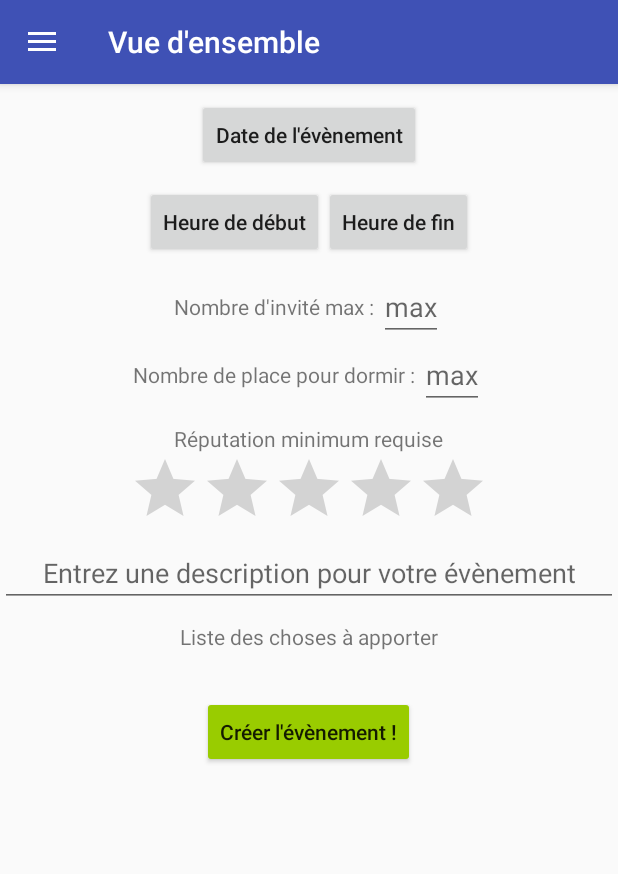
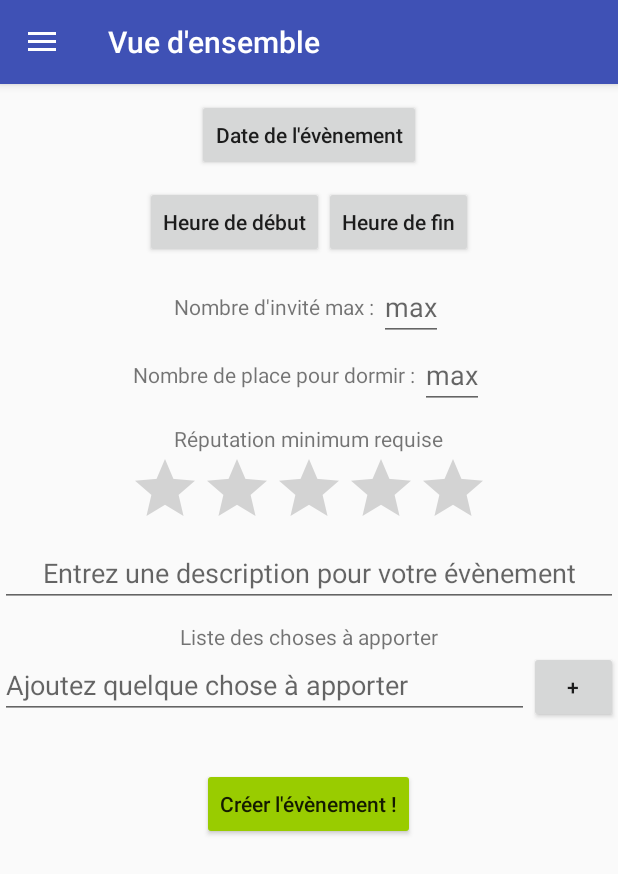
Before and after one commit to Quego/8INF872, an Android app: the fragment CreateEventFragment placed in its activity, on a phone screen of 412 x 824 dp. Shown: the top 874 px of the screen. Run offline under Robolectric (Android 15) with nearby library versions, the phone set to English and light mode, and no system bars; libraries missing offline, so code that uses them is left out: com.facebook, com.facebook.login; 7 statements that could not run were skipped.

Commit message:
add listview for items to bring in createEvent

```diff
--- a/B-For/app/src/main/java/bfor8inf972/b_for/view/Fragments/CreateEventFragment.java
+++ b/B-For/app/src/main/java/bfor8inf972/b_for/view/Fragments/CreateEventFragment.java
@@ -1,6 +1,5 @@
 package bfor8inf972.b_for.view.Fragments;
 
-import android.app.DatePickerDialog;
 import android.content.Context;
 import android.net.Uri;
 import android.os.Bundle;
@@ -9,12 +8,15 @@ import android.view.LayoutInflater;
 import android.view.View;
 import android.view.ViewGroup;
 import android.widget.Button;
-import android.widget.ExpandableListView;
+import android.widget.EditText;
+import android.widget.HeaderViewListAdapter;
 import android.widget.ListView;
+
+import java.util.ArrayList;
 
 import bfor8inf972.b_for.R;
 import bfor8inf972.b_for.Utils.OnClickUtils;
-import bfor8inf972.b_for.view.expandable.ExpandableViewCustomAdapter;
+import bfor8inf972.b_for.view.customViews.RemovableRowAdapter;
 
 public class CreateEventFragment extends Fragment {
 
@@ -43,30 +45,82 @@ public class CreateEventFragment extends Fragment {
         }
     }
 
+    Button date;
+    Button beginHour;
+    Button endHour;
+    RemovableRowAdapter removableRowAdapter;
+    ListView itemsToBring;
+    ArrayList<String> listItems;
 
     @Override
     public View onCreateView(LayoutInflater inflater, ViewGroup container,
                              Bundle savedInstanceState) {
 
+        View myFragmentView = inflater.inflate(R.layout.fragment_create_event, container, false);
 
-        View myFragmentView = inflater.inflate(R.layout.fragment_create_event, container, false);
-        Button date = (Button) myFragmentView.findViewById(R.id.select_date);
-        date.setOnClickListener(new OnClickUtils().createDatePickerListener(getContext(),date));
+        //Handle date button
+        date = (Button) myFragmentView.findViewById(R.id.select_date);
+        date.setOnClickListener(new OnClickUtils().createDatePickerListener(getContext(), date));
 
-        Button  beginHour = (Button) myFragmentView.findViewById(R.id.select_time_start);
-        beginHour.setOnClickListener(new OnClickUtils().createTimePickerListener(getContext(),beginHour));
+        //Handle start Time button
+        beginHour = (Button) myFragmentView.findViewById(R.id.select_time_start);
+        beginHour.setOnClickListener(new OnClickUtils().createTimePickerListener(getContext(), beginHour));
 
-        Button endHour = (Button) myFragmentView.findViewById(R.id.select_time_end);
-        endHour.setOnClickListener(new OnClickUtils().createTimePickerListener(getContext(),endHour));
+        //Handle end Time button
+         endHour = (Button) myFragmentView.findViewById(R.id.select_time_end);
+        endHour.setOnClickListener(new OnClickUtils().createTimePickerListener(getContext(), endHour));
 
+        //Handle list items to bring
+        listItems = new ArrayList<String>();
+        removableRowAdapter = new RemovableRowAdapter(listItems, myFragmentView.getContext());
 
+        itemsToBring = (ListView) myFragmentView.findViewById(R.id.itemsToBring);
+        itemsToBring.setAdapter(removableRowAdapter);
+        setListViewHeight(itemsToBring);
 
+        //Handle footer button
+        View footer = (View) myFragmentView.inflate(getContext(), R.layout.removable_list_footer, null);
+        itemsToBring.addFooterView(footer);
 
-        ListView itemsToBring = (ListView) myFragmentView.findViewById(R.id.itemsToBring);
+        Button buttonAdd = (Button) footer.findViewById(R.id.footer_buttonAdd);
+        final EditText addEditText = (EditText) footer.findViewById(R.id.footer_editText);
 
+        buttonAdd.setOnClickListener(new View.OnClickListener() {
+            @Override
+            public void onClick(View v) {
+                //add string to listView
+                String addedItem = addEditText.getText().toString();
+                if(!addedItem.trim().equals("")) {
+                    listItems.add(addEditText.getText().toString());
+                    setListViewHeight(itemsToBring);
+                    addEditText.setText("");
+                    removableRowAdapter.notifyDataSetChanged();
+                }
+                addEditText.requestFocus();
+            }
+        });
+        return myFragmentView;
+    }
 
+    /**
+     *
+     * @param listView the listView to resize
+     * Resize given ListView in Height since Listview Conflicts with its parent scrollview
+     */
+    private void setListViewHeight(ListView listView) {
+        HeaderViewListAdapter listAdapter = (HeaderViewListAdapter) listView.getAdapter();
+        int totalHeight = 0;
+        int desiredWidth = View.MeasureSpec.makeMeasureSpec(listView.getWidth(), View.MeasureSpec.EXACTLY);
 
-        return myFragmentView;
+        for (int i = 0; i < listAdapter.getCount(); i++) {
+            View groupItem = listAdapter.getView(i, null, listView);
+            groupItem.measure(0, 0);
+            totalHeight += groupItem.getMeasuredHeight();
+        }
+
+        ViewGroup.LayoutParams params = listView.getLayoutParams();
+        params.height = totalHeight + (listView.getDividerHeight() * (listAdapter.getCount() - 1));
+        listView.setLayoutParams(params);
     }
 
     public void onButtonPressed(Uri uri) {
--- a/B-For/app/src/main/java/bfor8inf972/b_for/view/Fragments/FindEventFragment.java
+++ b/B-For/app/src/main/java/bfor8inf972/b_for/view/Fragments/FindEventFragment.java
@@ -18,9 +18,9 @@ import java.util.ArrayList;
 import java.util.Date;
 
 import bfor8inf972.b_for.R;
-import bfor8inf972.b_for.view.expandable.ExpandableViewCustomAdapter;
-import bfor8inf972.b_for.view.expandable.EventChild;
-import bfor8inf972.b_for.view.expandable.EventParent;
+import bfor8inf972.b_for.view.customViews.ExpandableViewCustomAdapter;
+import bfor8inf972.b_for.view.customViews.EventChild;
+import bfor8inf972.b_for.view.customViews.EventParent;
 
 
 public class FindEventFragment extends Fragment {
--- a/B-For/app/src/main/java/bfor8inf972/b_for/view/expandable/ExpandableViewCustomAdapter.java
+++ b/B-For/app/src/main/java/bfor8inf972/b_for/view/customViews/ExpandableViewCustomAdapter.java
@@ -1,4 +1,4 @@
-package bfor8inf972.b_for.view.expandable;
+package bfor8inf972.b_for.view.customViews;
 
 import android.content.Context;
 import android.view.LayoutInflater;
@@ -14,10 +14,10 @@ import java.util.ArrayList;
 
 import bfor8inf972.b_for.R;
 
+
 /**
- * Created by Mathias on 15/11/2016.
+ * Adapter for R.layout.expandable_event_parent and R.layout.expandable_event_child
  */
-
 public class ExpandableViewCustomAdapter extends BaseExpandableListAdapter {
 
     private Context context;
--- /dev/null
+++ b/B-For/app/src/main/java/bfor8inf972/b_for/view/customViews/RemovableRowAdapter.java
@@ -0,0 +1,69 @@
+package bfor8inf972.b_for.view.customViews;
+
+import android.content.Context;
+import android.view.LayoutInflater;
+import android.view.View;
+import android.view.ViewGroup;
+import android.widget.BaseAdapter;
+import android.widget.Button;
+import android.widget.ListAdapter;
+import android.widget.TextView;
+
+import java.util.ArrayList;
+
+import bfor8inf972.b_for.R;
+
+/**
+ * Adapter for R.layout.removable_text_row
+ */
+public class RemovableRowAdapter extends BaseAdapter implements ListAdapter {
+
+    private ArrayList<String> list = new ArrayList<String>();
+    private Context context;
+
+    public RemovableRowAdapter(ArrayList<String> list, Context context) {
+        this.list = list;
+        this.context = context;
+    }
+
+    @Override
+    public int getCount() {
+        return list.size();
+    }
+
+    @Override
+    public Object getItem(int pos) {
+        return list.get(pos);
+    }
+
+    @Override
+    public long getItemId(int pos) {
+        return pos;
+    }
+
+    @Override
+    public View getView(final int position, View convertView, ViewGroup parent) {
+        View view = convertView;
+        if (view == null) {
+            LayoutInflater inflater = (LayoutInflater) context.getSystemService(Context.LAYOUT_INFLATER_SERVICE);
+            view = inflater.inflate(R.layout.removable_text_row, null);
+        }
+
+        //Handle TextView and display string from list
+        TextView listItemText = (TextView) view.findViewById(R.id.row_text);
+        listItemText.setText(list.get(position));
+
+        //Handle buttons and add onClickListeners
+        Button removeButton = (Button) view.findViewById(R.id.row_remove);
+
+        removeButton.setOnClickListener(new View.OnClickListener() {
+            @Override
+            public void onClick(View v) {
+                list.remove(position);
+                notifyDataSetChanged();
+            }
+        });
+
+        return view;
+    }
+}
--- a/B-For/app/src/main/res/layout/fragment_create_event.xml
+++ b/B-For/app/src/main/res/layout/fragment_create_event.xml
@@ -137,9 +137,7 @@
         <ListView
             android:id="@+id/itemsToBring"
             android:layout_width="match_parent"
-            android:layout_height="wrap_content"
-            tools:listitem="@layout/nav_header_home">
-
+            android:layout_height="wrap_content">
         </ListView>
 
         <Button
--- /dev/null
+++ b/B-For/app/src/main/res/layout/removable_list_footer.xml
@@ -0,0 +1,25 @@
+<?xml version="1.0" encoding="utf-8"?>
+<LinearLayout xmlns:android="http://schemas.android.com/apk/res/android"
+    android:layout_width="match_parent"
+    android:layout_height="wrap_content"
+    android:orientation="horizontal">
+
+
+    <EditText
+        android:id="@+id/footer_editText"
+        android:layout_width="0px"
+        android:layout_weight="6"
+        android:layout_height="wrap_content"
+        android:ems="10"
+        android:hint="Ajoutez quelque chose à apporter"
+        android:inputType="textPersonName" />
+
+
+    <Button
+        android:id="@+id/footer_buttonAdd"
+        android:layout_width="0px"
+        android:layout_weight="1"
+        android:layout_height="wrap_content"
+        android:text="+"/>
+
+</LinearLayout>
```
Also changed, not shown: B-For/app/src/main/java/bfor8inf972/b_for/Utils/OnClickUtils.java (added, +70 -0 lines), B-For/app/src/main/java/bfor8inf972/b_for/view/Fragments/OverviewFragment.java (+9 -5 lines), B-For/app/src/main/java/bfor8inf972/b_for/view/customViews/EventChild.java (renamed from B-For/app/src/main/java/bfor8inf972/b_for/view/expandable/EventChild.java, +7 -7 lines), B-For/app/src/main/java/bfor8inf972/b_for/view/customViews/EventParent.java (renamed from B-For/app/src/main/java/bfor8inf972/b_for/view/expandable/EventParent.java, +4 -6 lines), B-For/app/src/main/res/layout/removable_text_row.xml (added, +22 -0 lines).
